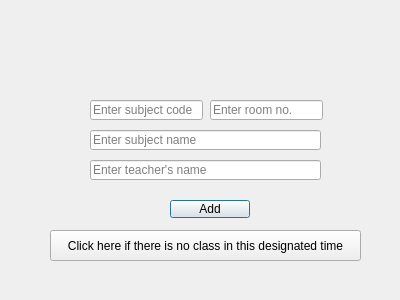
This is addvaluestoroutine.ui in prazzx/Kakshya as Qt 5 draws it before an edit. The edited form follows.
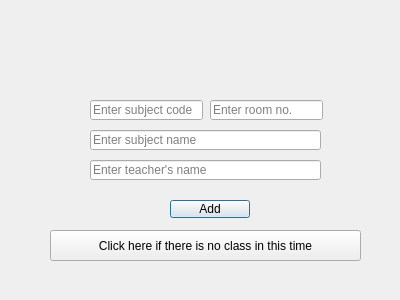
This is the edited form.

```diff
--- a/addvaluestoroutine.ui
+++ b/addvaluestoroutine.ui
@@ -88,7 +88,7 @@
     </rect>
    </property>
    <property name="text">
-    <string>Click here if there is no class in this designated time</string>
+    <string>Click here if there is no class in this time</string>
    </property>
   </widget>
  </widget>
```
